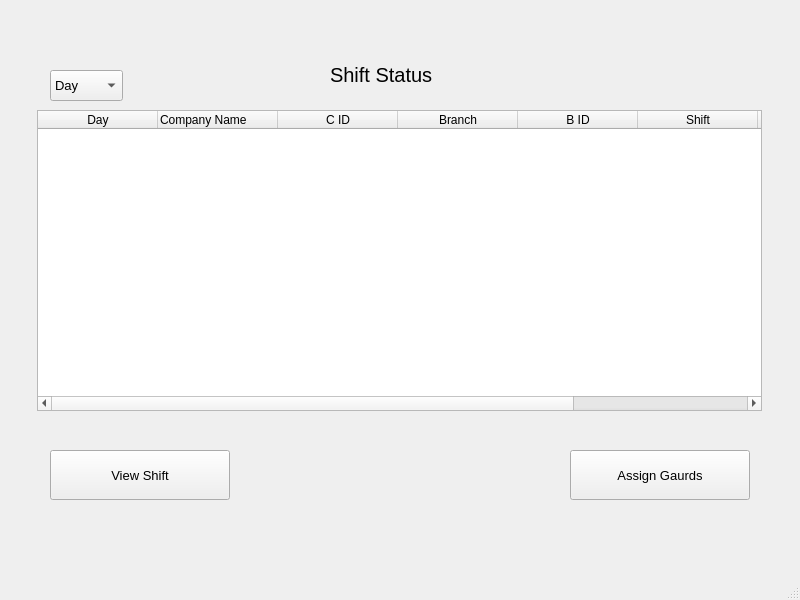
First picture: the form in shift_table.ui, repository MikaalImam/DBMS_proj, before the edit.
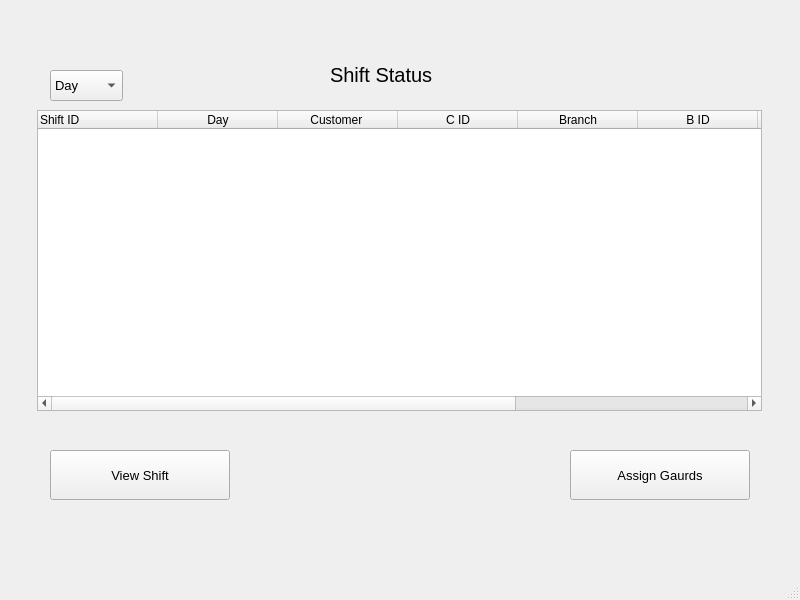
Second picture: the form after the edit.

What changed in the file:
```diff
--- a/shift_table.ui
+++ b/shift_table.ui
@@ -50,6 +50,14 @@
     <attribute name="horizontalHeaderMinimumSectionSize">
      <number>20</number>
     </attribute>
+    <column>
+     <property name="text">
+      <string>Shift ID</string>
+     </property>
+     <property name="textAlignment">
+      <set>AlignLeading|AlignVCenter</set>
+     </property>
+    </column>
     <column>
      <property name="text">
       <string>Day</string>
@@ -60,10 +68,7 @@
     </column>
     <column>
      <property name="text">
-      <string>Company Name</string>
-     </property>
-     <property name="textAlignment">
-      <set>AlignLeading|AlignVCenter</set>
+      <string>Customer </string>
      </property>
     </column>
     <column>
```
